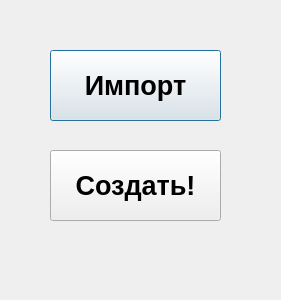
Before: the Qt Designer form ui/inmatrix.ui in ijo42/sparse-matrix-tool, drawn with Qt 5.
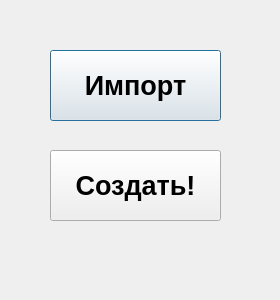
After: the same form once the commit is applied.

The edit to the form file:
```diff
--- a/ui/inmatrix.ui
+++ b/ui/inmatrix.ui
@@ -6,7 +6,7 @@
    <rect>
     <x>0</x>
     <y>0</y>
-    <width>281</width>
+    <width>280</width>
     <height>300</height>
    </rect>
   </property>
```
Left out of the diff: 2 changed lines with no effect on the pictures.
